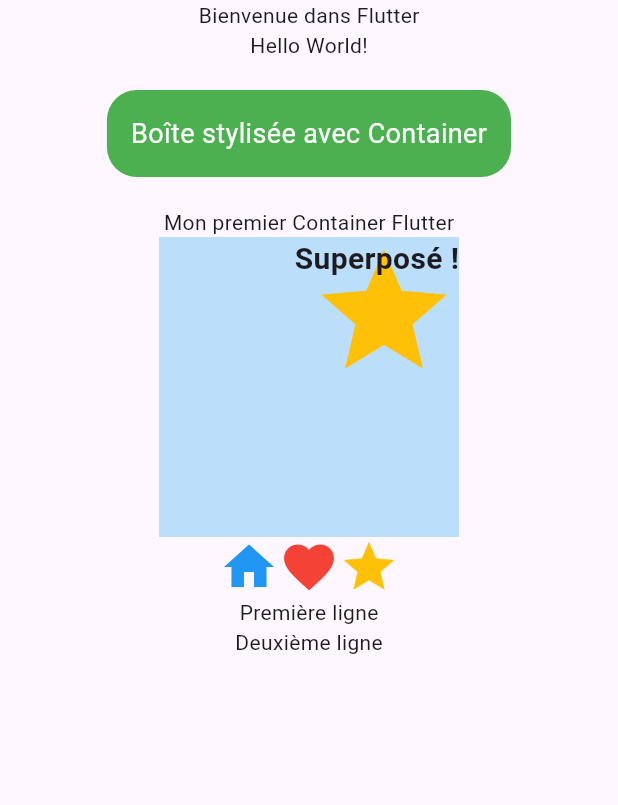
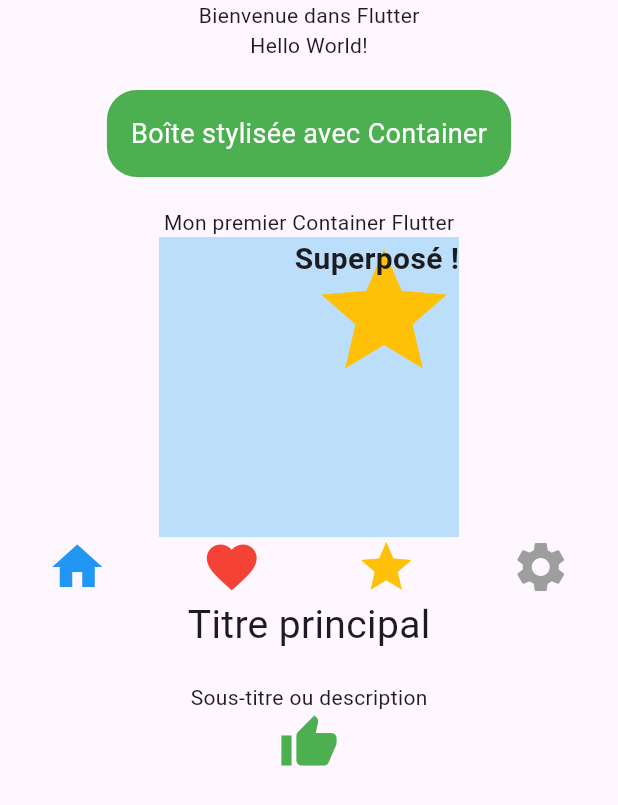
Before and after one commit to chouaibait/flutter_app_widgets_base, a Flutter app: the screen it shows after launch, on a phone screen of 412 x 824 dp. Shown: the top 805 px of the screen. Run offline on Flutter 3.47's test engine with Material 3 defaults, Android fonts, the phone set to English and light mode, and no system bars.

Commit message:
Correction des widgets Row et Column

```diff
--- a/lib/main.dart
+++ b/lib/main.dart
@@ -41,17 +41,23 @@ class MainApp extends StatelessWidget {
       ],
     ),
     Row(
-      mainAxisAlignment: MainAxisAlignment.center,
+      mainAxisAlignment: MainAxisAlignment.spaceAround,
+      crossAxisAlignment: CrossAxisAlignment.center,
       children: [
 Icon(Icons.home, size: 40, color: Colors.blue),
 Icon(Icons.favorite, size: 40, color: Colors.red),
 Icon(Icons.star, size: 40, color: Colors.amber),
+Icon(Icons.settings, size: 40, color: Colors.grey),
     ],
      ),
      Column(
+      mainAxisAlignment: MainAxisAlignment.center,
+      crossAxisAlignment: CrossAxisAlignment.center,
       children: [
-Text('Première ligne'),
-Text('Deuxième ligne'),
+Text('Titre principal', style: TextStyle(fontSize: 26)),
+SizedBox(height: 20),
+Text('Sous-titre ou description'),
+Icon(Icons.thumb_up, color: Colors.green, size: 40),
      ],
   ), // Deuxième Column
   ],
```
